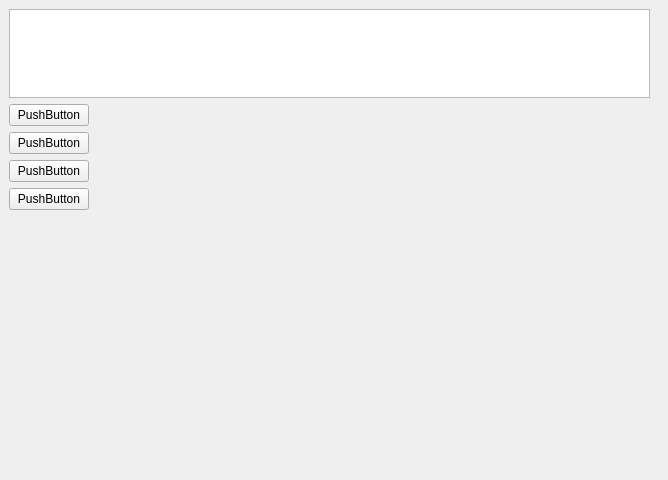
Above: buildFolders/gui/files_list_gui.ui from mnz0/my_chemical_freelance before the change. Below: the same form after it.
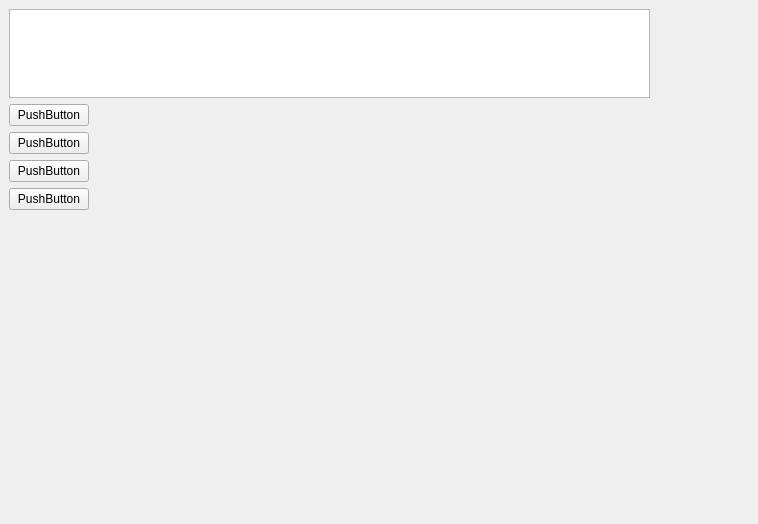
That is the form after the change.

Commit message: work on shot clss

```diff
--- a/buildFolders/gui/files_list_gui.ui
+++ b/buildFolders/gui/files_list_gui.ui
@@ -6,8 +6,8 @@
    <rect>
     <x>0</x>
     <y>0</y>
-    <width>668</width>
-    <height>480</height>
+    <width>758</width>
+    <height>524</height>
    </rect>
   </property>
   <property name="windowTitle">
```
The commit also changes 1 other file.
